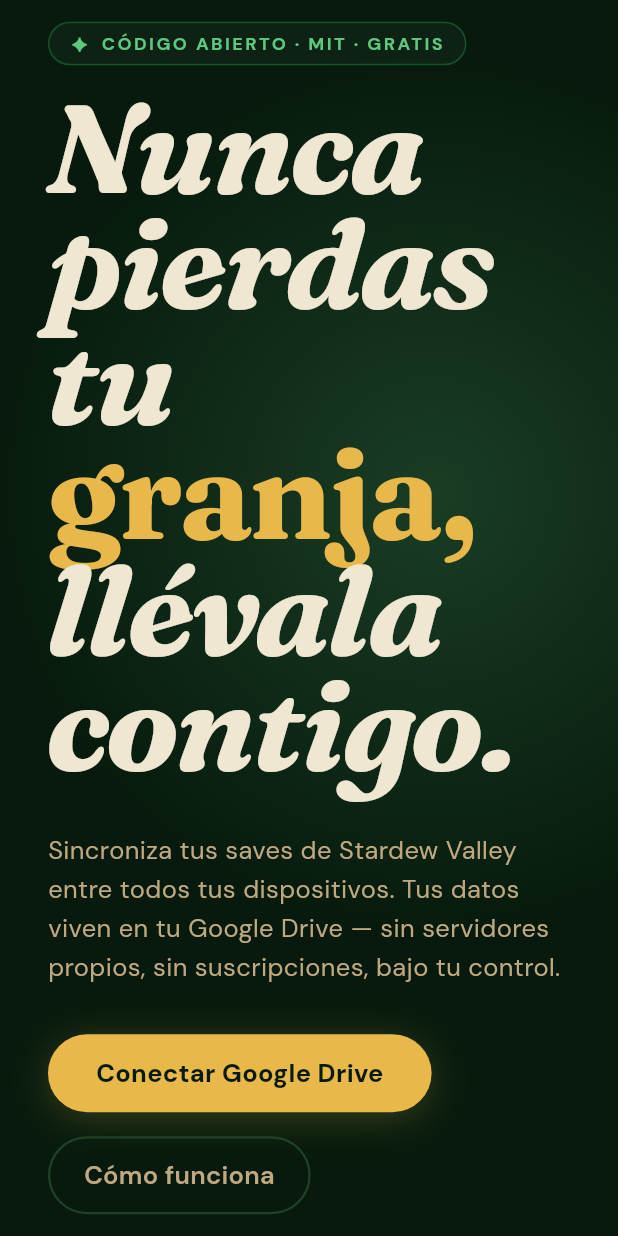
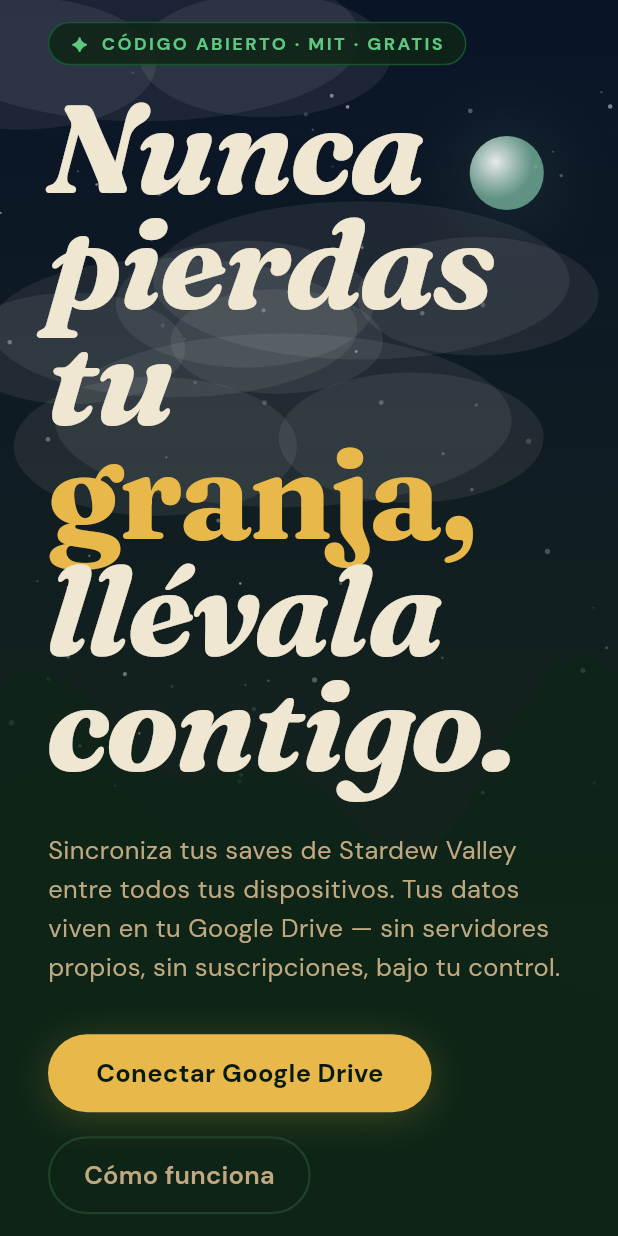
Before and after one commit to hirieo/valleysave-app, a Flutter app: the screen it shows after launch, on a phone screen of 412 x 824 dp. Run offline on Flutter 3.47's test engine with Material 3 defaults, Android fonts, the phone set to English and light mode, and no system bars; our stand-ins replace google_fonts.

Commit message:
feat(canvas): ValleyCanvasWidget — animated seasonal background
- SeasonState model with palette per season (initial/spring/summer/fall/winter)
- ValleyBasePainter: sky gradient, twinkling stars, moon, drifting clouds, rolling hills
- SeasonParticlesPainter: petals+rain (spring), fireflies+pollen (summer), leaves (fall), snowflakes (winter)
- ValleyCanvasWidget: Ticker-driven animation, RepaintBoundary, dual CustomPainter stack
- WelcomeScreen: RadialGradient replaced with Stack + ValleyCanvasWidget(SeasonState.initial)

Co-Authored-By: Claude Sonnet 4.6 <noreply@anthropic.com>

```diff
--- /dev/null
+++ b/lib/core/models/season_state.dart
@@ -0,0 +1,58 @@
+import 'package:flutter/material.dart';
+
+enum SeasonState { initial, spring, summer, fall, winter }
+
+@immutable
+class SeasonData {
+  const SeasonData({
+    required this.skyTop,
+    required this.skyBottom,
+    required this.hillColor,
+    required this.starOpacity,
+    required this.accentColor,
+  });
+
+  final Color skyTop;
+  final Color skyBottom;
+  final Color hillColor;
+  final double starOpacity;
+  final Color accentColor;
+
+  static const Map<SeasonState, SeasonData> data = {
+    SeasonState.initial: SeasonData(
+      skyTop:      Color(0xFF0a1428),
+      skyBottom:   Color(0xFF1a2a18),
+      hillColor:   Color(0xFF0d2416),
+      starOpacity: 0.55,
+      accentColor: Color(0xFF7ab8a0),
+    ),
+    SeasonState.spring: SeasonData(
+      skyTop:      Color(0xFF1a1035),
+      skyBottom:   Color(0xFF3d1f3a),
+      hillColor:   Color(0xFF142a10),
+      starOpacity: 0.30,
+      accentColor: Color(0xFFf0b8c8),
+    ),
+    SeasonState.summer: SeasonData(
+      skyTop:      Color(0xFF04080f),
+      skyBottom:   Color(0xFF0a1a28),
+      hillColor:   Color(0xFF0d2814),
+      starOpacity: 0.80,
+      accentColor: Color(0xFFf0d060),
+    ),
+    SeasonState.fall: SeasonData(
+      skyTop:      Color(0xFF08060f),
+      skyBottom:   Color(0xFF1a0c08),
+      hillColor:   Color(0xFF180e08),
+      starOpacity: 0.65,
+      accentColor: Color(0xFFe8783a),
+    ),
+    SeasonState.winter: SeasonData(
+      skyTop:      Color(0xFF020408),
+      skyBottom:   Color(0xFF080818),
+      hillColor:   Color(0xFF0d1a28),
+      starOpacity: 0.95,
+      accentColor: Color(0xFF90c8f0),
+    ),
+  };
+}
--- a/lib/features/welcome/welcome_screen.dart
+++ b/lib/features/welcome/welcome_screen.dart
@@ -1,11 +1,13 @@
 import 'package:flutter/material.dart';
 
+import '../../core/models/season_state.dart';
 import '../../core/theme/app_colors.dart';
 import '../../core/theme/app_spacing.dart';
 import '../../core/theme/app_typography.dart';
 import '../../shared/widgets/chip_badge.dart';
 import '../../shared/widgets/ghost_button.dart';
 import '../../shared/widgets/primary_button.dart';
+import '../../shared/widgets/valley_canvas_widget.dart';
 
 class WelcomeScreen extends StatelessWidget {
   const WelcomeScreen({super.key});
@@ -14,23 +16,17 @@ class WelcomeScreen extends StatelessWidget {
   Widget build(BuildContext context) {
     return Scaffold(
       backgroundColor: AppColors.bg,
-      body: Container(
-        decoration: const BoxDecoration(
-          gradient: RadialGradient(
-            center: Alignment(0.4, -0.2),
-            radius: 1.1,
-            colors: [
-              Color(0xFF1A3D24),
-              AppColors.bg,
-            ],
-            stops: [0.0, 0.65],
+      body: Stack(
+        children: [
+          const Positioned.fill(
+            child: ValleyCanvasWidget(season: SeasonState.initial),
           ),
-        ),
-        child: Center(
+          Center(
             child: ConstrainedBox(
               constraints: const BoxConstraints(maxWidth: 760),
               child: Padding(
-              padding: const EdgeInsets.symmetric(horizontal: AppSpacing.sp8),
+                padding:
+                    const EdgeInsets.symmetric(horizontal: AppSpacing.sp8),
                 child: Column(
                   mainAxisSize: MainAxisSize.min,
                   crossAxisAlignment: CrossAxisAlignment.start,
@@ -77,6 +73,7 @@ class WelcomeScreen extends StatelessWidget {
               ),
             ),
           ),
+        ],
       ),
     );
   }
--- /dev/null
+++ b/lib/shared/widgets/season_particles_painter.dart
@@ -0,0 +1,350 @@
+import 'dart:math';
+import 'package:flutter/material.dart';
+import '../../core/models/season_state.dart';
+
+/// Dibuja las partículas estacionales sobre la capa base.
+class SeasonParticlesPainter extends CustomPainter {
+  SeasonParticlesPainter({
+    required this.season,
+    required this.t,
+    required this.particles,
+  });
+
+  final SeasonState season;
+  final double t;
+  final List<Particle> particles;
+
+  @override
+  void paint(Canvas canvas, Size size) {
+    final W = size.width, H = size.height;
+    for (final p in particles) {
+      updateParticle(p, W, H, t);
+      _drawParticle(canvas, p);
+    }
+  }
+
+  void _drawParticle(Canvas canvas, Particle p) {
+    switch (p.type) {
+      case ParticleType.petal:
+        _drawPetal(canvas, p);
+      case ParticleType.rain:
+        _drawRain(canvas, p);
+      case ParticleType.leaf:
+        _drawLeaf(canvas, p);
+      case ParticleType.snow:
+        _drawSnow(canvas, p);
+      case ParticleType.firefly:
+        _drawFirefly(canvas, p);
+      case ParticleType.pollen:
+        _drawPollen(canvas, p);
+    }
+  }
+
+  void _drawPetal(Canvas canvas, Particle p) {
+    canvas.save();
+    canvas.translate(p.x, p.y);
+    canvas.rotate(p.angle);
+    canvas.drawOval(
+      Rect.fromCenter(
+          center: Offset.zero, width: p.size * 0.76, height: p.size * 2),
+      Paint()..color = p.color.withValues(alpha: p.opacity),
+    );
+    canvas.restore();
+  }
+
+  void _drawRain(Canvas canvas, Particle p) {
+    canvas.drawLine(
+      Offset(p.x, p.y),
+      Offset(p.x + p.len * 0.18, p.y + p.len),
+      Paint()
+        ..color = const Color(0xFF8ab0d0).withValues(alpha: p.opacity)
+        ..strokeWidth = 0.6,
+    );
+  }
+
+  void _drawLeaf(Canvas canvas, Particle p) {
+    canvas.save();
+    canvas.translate(p.x, p.y);
+    canvas.rotate(p.angle);
+    final path = Path()
+      ..moveTo(0, -p.size)
+      ..cubicTo(p.size * .72, -p.size * .4, p.size * .72, p.size * .4, 0,
+          p.size * .85)
+      ..cubicTo(-p.size * .72, p.size * .4, -p.size * .72, -p.size * .4, 0,
+          -p.size);
+    canvas.drawPath(path, Paint()..color = p.color.withValues(alpha: p.opacity));
+    canvas.drawLine(
+      Offset(0, -p.size * .7),
+      Offset(0, p.size * .85),
+      Paint()
+        ..color = Colors.black.withValues(alpha: 0.18)
+        ..strokeWidth = 0.7,
+    );
+    canvas.restore();
+  }
+
+  void _drawSnow(Canvas canvas, Particle p) {
+    canvas.save();
+    canvas.translate(p.x, p.y);
+    canvas.rotate(p.angle);
+    final paint = Paint()
+      ..color = const Color(0xFFe8f4ff).withValues(alpha: p.opacity)
+      ..strokeWidth = p.size > 6 ? 1.0 : 0.7;
+    for (int i = 0; i < 6; i++) {
+      canvas.rotate(pi / 3);
+      canvas.drawLine(Offset.zero, Offset(0, p.size), paint);
+      if (p.size > 5) {
+        canvas.drawLine(
+            Offset(0, p.size * .5), Offset(p.size * .3, p.size * .25), paint);
+        canvas.drawLine(
+            Offset(0, p.size * .5), Offset(-p.size * .3, p.size * .25), paint);
+      }
+    }
+    canvas.restore();
+  }
+
+  void _drawFirefly(Canvas canvas, Particle p) {
+    final pulse = 0.5 + 0.5 * sin(t * p.pulseSpeed + p.phase);
+    final glowR = p.size * 5 * pulse;
+    // Glow
+    canvas.drawCircle(
+      Offset(p.x, p.y),
+      glowR,
+      Paint()
+        ..color = p.color.withValues(alpha: p.opacity * pulse * 0.35)
+        ..maskFilter = MaskFilter.blur(BlurStyle.normal, glowR * 0.5),
+    );
+    // Core
+    canvas.drawCircle(
+      Offset(p.x, p.y),
+      p.size,
+      Paint()
+        ..color = p.color.withValues(alpha: p.opacity * (0.4 + pulse * 0.6)),
+    );
+  }
+
+  void _drawPollen(Canvas canvas, Particle p) {
+    canvas.drawCircle(
+      Offset(p.x, p.y),
+      p.size,
+      Paint()..color = p.color.withValues(alpha: p.opacity),
+    );
+  }
+
+  @override
+  bool shouldRepaint(SeasonParticlesPainter old) => true;
+}
+
+// ─── Particle types ───────────────────────────────────────────────────────────
+
+enum ParticleType { petal, rain, leaf, snow, firefly, pollen }
+
+class Particle {
+  Particle({
+    required this.type,
+    required this.x,
+    required this.y,
+    required this.color,
+    this.vx = 0,
+    this.vy = 0,
+    this.size = 6,
+    this.angle = 0,
+    this.rotSpeed = 0,
+    this.opacity = 0.8,
+    this.drift = 0,
+    this.phase = 0,
+    this.len = 12,
+    this.pulseSpeed = 2,
+    this.driftPhase = 0,
+  });
+
+  final ParticleType type;
+  double x, y, angle;
+  final Color color;
+  final double vx, vy, size, rotSpeed, opacity, drift, phase, len, pulseSpeed,
+      driftPhase;
+}
+
+// ─── Update ───────────────────────────────────────────────────────────────────
+
+void updateParticle(Particle p, double W, double H, double t) {
+  switch (p.type) {
+    case ParticleType.rain:
+      p.y += p.vy;
+      p.x += 1.8;
+      if (p.y > H || p.x > W + 20) {
+        p.y = _rand(-60, -5);
+        p.x = _rand(-20, W);
+      }
+    case ParticleType.petal:
+      p.angle += p.rotSpeed;
+      p.x += p.vx + sin(t * .5 + p.phase) * p.drift * .5;
+      p.y += p.vy;
+      if (p.y > H + 20) {
+        p.y = -20;
+        p.x = _rand(0, W);
+      }
+    case ParticleType.leaf:
+      p.angle += p.rotSpeed;
+      p.x += p.vx + sin(t * .7 + p.phase) * p.drift;
+      p.y += p.vy;
+      if (p.y > H + 20 || p.x > W + 30) {
+        p.y = _rand(-80, -10);
+        p.x = _rand(-30, W * .4);
+      }
+    case ParticleType.snow:
+      p.angle += p.rotSpeed;
+      p.x += p.vx + sin(t * .3 + p.phase) * p.drift;
+      p.y += p.vy;
+      if (p.y > H + 10) {
+        p.y = -10;
+        p.x = _rand(0, W);
+      }
+    case ParticleType.firefly:
+      p.x += p.vx + sin(t * .6 + p.driftPhase) * p.drift;
+      p.y += p.vy;
+      if (p.y < -10) {
+        p.y = H * .95;
+        p.x = _rand(0, W);
+      }
+      if (p.x < 0) p.x = W;
+      if (p.x > W) p.x = 0;
+    case ParticleType.pollen:
+      p.x += p.vx + sin(t * .4 + p.phase) * .2;
+      p.y += p.vy;
+      if (p.y < -10) {
+        p.y = H;
+        p.x = _rand(0, W);
+      }
+  }
+}
+
+// ─── Factory ──────────────────────────────────────────────────────────────────
+
+final _rng = Random();
+double _rand(double a, double b) => a + _rng.nextDouble() * (b - a);
+Color _pick(List<Color> list) => list[_rng.nextInt(list.length)];
+
+const _petalColors = [
+  Color(0xFFffb7c5),
+  Color(0xFFffd0dc),
+  Color(0xFFffe4ec),
+  Color(0xFFff9eb5),
+  Color(0xFFfff5f8),
+];
+const _leafColors = [
+  Color(0xFFc8602a),
+  Color(0xFFe8783a),
+  Color(0xFFd4a030),
+  Color(0xFF8b2520),
+  Color(0xFFc84818),
+  Color(0xFFe8b030),
+];
+const _fireColors = [
+  Color(0xFFffe87a),
+  Color(0xFFa8ff78),
+  Color(0xFF78ffd6),
+  Color(0xFFe8d848),
+];
+
+List<Particle> createParticles(SeasonState season, double W, double H) {
+  final ps = <Particle>[];
+  switch (season) {
+    case SeasonState.spring:
+      for (int i = 0; i < 55; i++) {
+        ps.add(Particle(
+          type: ParticleType.petal,
+          color: _pick(_petalColors),
+          x: _rand(0, W),
+          y: _rand(-H, H),
+          vx: _rand(-.5, .5),
+          vy: _rand(.8, 1.8),
+          size: _rand(4, 9),
+          rotSpeed: _rand(-.045, .045),
+          opacity: _rand(.45, .9),
+          drift: _rand(.5, 1.2),
+          phase: _rand(0, 2 * pi),
+        ));
+      }
+      for (int i = 0; i < 130; i++) {
+        ps.add(Particle(
+          type: ParticleType.rain,
+          color: Colors.transparent,
+          x: _rand(0, W),
+          y: _rand(-H, H),
+          vy: _rand(10, 18),
+          len: _rand(8, 18),
+          opacity: _rand(.05, .18),
+        ));
+      }
+    case SeasonState.summer:
+      for (int i = 0; i < 48; i++) {
+        ps.add(Particle(
+          type: ParticleType.firefly,
+          color: _pick(_fireColors),
+          x: _rand(0, W),
+          y: _rand(H * .2, H * .95),
+          vx: _rand(-.3, .3),
+          vy: _rand(-.5, -.2),
+          size: _rand(2, 4.5),
+          opacity: _rand(.7, 1),
+          phase: _rand(0, 2 * pi),
+          pulseSpeed: _rand(1.5, 3.5),
+          drift: _rand(.2, .6),
+          driftPhase: _rand(0, 2 * pi),
+        ));
+      }
+      for (int i = 0; i < 70; i++) {
+        ps.add(Particle(
+          type: ParticleType.pollen,
+          color: _rng.nextBool()
+              ? const Color(0xFFf8f0b0)
+              : const Color(0xFFd8f0a0),
+          x: _rand(0, W),
+          y: _rand(0, H),
+          vx: _rand(-.15, .15),
+          vy: _rand(-.4, -.1),
+          size: _rand(1.2, 2.8),
+          opacity: _rand(.2, .55),
+          phase: _rand(0, 2 * pi),
+        ));
+      }
+    case SeasonState.fall:
+      for (int i = 0; i < 68; i++) {
+        ps.add(Particle(
+          type: ParticleType.leaf,
+          color: _pick(_leafColors),
+          x: _rand(-20, W + 20),
+          y: _rand(-H, H * .5),
+          vx: _rand(1.5, 4.5),
+          vy: _rand(.8, 2.5),
+          size: _rand(5, 14),
+          rotSpeed: _rand(-.07, .07),
+          opacity: _rand(.55, .92),
+          drift: _rand(.8, 2.2),
+          phase: _rand(0, 2 * pi),
+        ));
+      }
+    case SeasonState.winter:
+      for (int i = 0; i < 110; i++) {
+        final big = _rng.nextDouble() > 0.65;
+        ps.add(Particle(
+          type: ParticleType.snow,
+          color: Colors.transparent,
+          x: _rand(0, W),
+          y: _rand(-H, H),
+          vx: _rand(-.3, .3),
+          vy: _rand(big ? .8 : .3, big ? 1.8 : .9),
+          size: _rand(big ? 5 : 1.5, big ? 11 : 4),
+          rotSpeed: _rand(-.02, .02),
+          opacity: _rand(.4, big ? .9 : .6),
+          drift: _rand(.2, .7),
+          phase: _rand(0, 2 * pi),
+        ));
+      }
+    case SeasonState.initial:
+      // Estado inicial: sin partículas — solo la capa base
+      break;
+  }
+  return ps;
+}
--- /dev/null
+++ b/lib/shared/widgets/valley_base_painter.dart
@@ -0,0 +1,216 @@
+import 'dart:math';
+import 'package:flutter/material.dart';
+import '../../core/models/season_state.dart';
+
+/// Dibuja la capa base del valle: cielo, estrellas, nubes, colinas.
+class ValleyBasePainter extends CustomPainter {
+  ValleyBasePainter({
+    required this.season,
+    required this.t,
+    required this.stars,
+    required this.clouds,
+  });
+
+  final SeasonState season;
+  final double t; // seconds elapsed
+  final List<ValleyStar> stars;
+  final List<ValleyCloud> clouds;
+
+  @override
+  void paint(Canvas canvas, Size size) {
+    final d = SeasonData.data[season]!;
+    final W = size.width, H = size.height;
+
+    _drawSky(canvas, size, d);
+    _drawStars(canvas, W, H, d, t);
+    if (season == SeasonState.summer || season == SeasonState.initial) {
+      _drawMoon(canvas, W, H, t, d.accentColor);
+    }
+    if (season == SeasonState.fall) {
+      _drawFallMoon(canvas, W, H);
+    }
+    _drawClouds(canvas, W, H, t);
+    _drawHills(canvas, W, H, d);
+  }
+
+  void _drawSky(Canvas canvas, Size size, SeasonData d) {
+    final paint = Paint()
+      ..shader = LinearGradient(
+        begin: Alignment.topCenter,
+        end: Alignment.bottomCenter,
+        colors: [d.skyTop, d.skyBottom],
+      ).createShader(Offset.zero & size);
+    canvas.drawRect(Offset.zero & size, paint);
+  }
+
+  void _drawStars(Canvas canvas, double W, double H, SeasonData d, double t) {
+    final paint = Paint();
+    for (final s in stars) {
+      final twinkle = 0.4 + 0.6 * ((sin(t * s.speed + s.phase) + 1) / 2);
+      paint.color =
+          Colors.white.withValues(alpha: d.starOpacity * twinkle * s.baseOpacity);
+      canvas.drawCircle(Offset(s.xFrac * W, s.yFrac * H * 0.65), s.radius, paint);
+    }
+  }
+
+  void _drawMoon(Canvas canvas, double W, double H, double t, Color accent) {
+    final cx = W * 0.82, cy = H * 0.14;
+    final r = (W < H ? W : H) * 0.06;
+    final pulse = 0.95 + 0.05 * sin(t * 0.4);
+    // Halo
+    final haloPaint = Paint()
+      ..shader = RadialGradient(
+        colors: [accent.withValues(alpha: 0.12), Colors.transparent],
+      ).createShader(
+          Rect.fromCircle(center: Offset(cx, cy), radius: r * 3.5 * pulse));
+    canvas.drawCircle(Offset(cx, cy), r * 3.5 * pulse, haloPaint);
+    // Core
+    final moonPaint = Paint()
+      ..shader = RadialGradient(
+        center: const Alignment(-0.3, -0.3),
+        colors: [
+          Colors.white.withValues(alpha: 0.9),
+          accent.withValues(alpha: 0.75),
+        ],
+      ).createShader(Rect.fromCircle(center: Offset(cx, cy), radius: r));
+    canvas.drawCircle(Offset(cx, cy), r, moonPaint);
+  }
+
+  void _drawFallMoon(Canvas canvas, double W, double H) {
+    final cx = W * 0.88, cy = H * 0.12;
+    const mr = 22.0;
+    // Glow halo
+    canvas.drawCircle(
+      Offset(cx, cy),
+      mr + 18,
+      Paint()
+        ..color = const Color(0xFFe8d060).withValues(alpha: 0.15)
+        ..maskFilter = const MaskFilter.blur(BlurStyle.normal, 18),
+    );
+    // Moon disc
+    final moonPaint = Paint()
+      ..shader = RadialGradient(
+        center: const Alignment(-0.25, -0.25),
+        colors: [const Color(0xFFfff8d8), const Color(0xFFe8d870)],
+      ).createShader(Rect.fromCircle(center: Offset(cx, cy), radius: mr));
+    canvas.drawCircle(Offset(cx, cy), mr, moonPaint);
+  }
+
+  void _drawClouds(Canvas canvas, double W, double H, double t) {
+    final paint = Paint()..color = Colors.white.withValues(alpha: 0.07);
+    for (final c in clouds) {
+      final x = (c.xFrac * W + t * c.speed * 12) % (W + 300) - 150;
+      final y = c.yFrac * H * 0.45;
+      _drawCloudBlob(canvas, x, y, c.width, paint);
+    }
+  }
+
+  void _drawCloudBlob(
+      Canvas canvas, double x, double y, double w, Paint paint) {
+    final h = w * 0.38;
+    canvas.drawOval(
+        Rect.fromCenter(center: Offset(x, y), width: w, height: h), paint);
+    canvas.drawOval(
+        Rect.fromCenter(
+            center: Offset(x - w * 0.28, y + h * 0.15),
+            width: w * 0.62,
+            height: h * 0.8),
+        paint);
+    canvas.drawOval(
+        Rect.fromCenter(
+            center: Offset(x + w * 0.28, y + h * 0.1),
+            width: w * 0.58,
+            height: h * 0.75),
+        paint);
+  }
+
+  void _drawHills(Canvas canvas, double W, double H, SeasonData d) {
+    // Back hill (lighter)
+    _drawHillLayer(
+        canvas, W, H, d.hillColor.withValues(alpha: 0.7), 0.62, 0.055, 0.038, 1.2);
+    // Snow cap in winter
+    if (season == SeasonState.winter) {
+      _drawHillLayer(
+          canvas,
+          W,
+          H,
+          const Color(0xFFccddf8).withValues(alpha: 0.18),
+          0.60,
+          0.055,
+          0.038,
+          1.2);
+    }
+    // Front hill (full)
+    _drawHillLayer(canvas, W, H, d.hillColor, 0.72, 0.07, 0.045, 0.8);
+  }
+
+  void _drawHillLayer(Canvas canvas, double W, double H, Color color,
+      double baseY, double amp1, double amp2, double freq) {
+    final path = Path()..moveTo(0, H);
+    for (double x = 0; x <= W; x += 4) {
+      final y = H * baseY
+          - H * amp1 * sin(x / W * pi * freq * 2 + 0.5)
+          - H * amp2 * sin(x / W * pi * freq * 3.7 + 1.2);
+      path.lineTo(x, y);
+    }
+    path.lineTo(W, H);
+    path.close();
+    canvas.drawPath(path, Paint()..color = color);
+  }
+
+  @override
+  bool shouldRepaint(ValleyBasePainter old) =>
+      old.t != t || old.season != season;
+}
+
+// ─── Data types ───────────────────────────────────────────────────────────────
+
+class ValleyStar {
+  ValleyStar({
+    required this.xFrac,
+    required this.yFrac,
+    required this.radius,
+    required this.speed,
+    required this.phase,
+    required this.baseOpacity,
+  });
+
+  final double xFrac, yFrac, radius, speed, phase, baseOpacity;
+}
+
+class ValleyCloud {
+  ValleyCloud({
+    required this.xFrac,
+    required this.yFrac,
+    required this.width,
+    required this.speed,
+  });
+
+  final double xFrac, yFrac, width, speed;
+}
+
+// ─── Generators ───────────────────────────────────────────────────────────────
+
+/// Genera [n] estrellas con propiedades aleatorias.
+List<ValleyStar> generateStars(int n, Random rng) => List.generate(
+      n,
+      (_) => ValleyStar(
+        xFrac:       rng.nextDouble(),
+        yFrac:       rng.nextDouble(),
+        radius:      0.6 + rng.nextDouble() * 1.2,
+        speed:       0.4 + rng.nextDouble() * 1.2,
+        phase:       rng.nextDouble() * 2 * pi,
+        baseOpacity: 0.4 + rng.nextDouble() * 0.6,
+      ),
+    );
+
+/// Genera [n] nubes con propiedades aleatorias.
+List<ValleyCloud> generateClouds(int n, Random rng) => List.generate(
+      n,
+      (_) => ValleyCloud(
+        xFrac: rng.nextDouble(),
+        yFrac: rng.nextDouble(),
+        width: 180 + rng.nextDouble() * 220,
+        speed: 0.015 + rng.nextDouble() * 0.025,
+      ),
+    );
--- /dev/null
+++ b/lib/shared/widgets/valley_canvas_widget.dart
@@ -0,0 +1,86 @@
+import 'dart:math';
+import 'package:flutter/material.dart';
+import 'package:flutter/scheduler.dart';
+
+import '../../core/models/season_state.dart';
+import 'valley_base_painter.dart';
+import 'season_particles_painter.dart';
+
+class ValleyCanvasWidget extends StatefulWidget {
+  const ValleyCanvasWidget({super.key, required this.season});
+
+  final SeasonState season;
+
+  @override
+  State<ValleyCanvasWidget> createState() => _ValleyCanvasWidgetState();
+}
+
+class _ValleyCanvasWidgetState extends State<ValleyCanvasWidget>
+    with SingleTickerProviderStateMixin {
+  late final Ticker _ticker;
+  late final List<ValleyStar> _stars;
+  late final List<ValleyCloud> _clouds;
+  late List<Particle> _particles;
+
+  final _startTime = DateTime.now();
+  double _t = 0;
+
+  @override
+  void initState() {
+    super.initState();
+    final rng = Random();
+    _stars = generateStars(80, rng);
+    _clouds = generateClouds(6, rng);
+    _particles = [];
+
+    _ticker = createTicker((_) {
+      final now =
+          DateTime.now().difference(_startTime).inMicroseconds / 1e6;
+      if (mounted) setState(() => _t = now);
+    })
+      ..start();
+  }
+
+  @override
+  void didChangeDependencies() {
+    super.didChangeDependencies();
+    _initParticles();
+  }
+
+  @override
+  void didUpdateWidget(ValleyCanvasWidget old) {
+    super.didUpdateWidget(old);
+    if (old.season != widget.season) _initParticles();
+  }
+
+  void _initParticles() {
+    final size = MediaQuery.sizeOf(context);
+    _particles = createParticles(widget.season, size.width, size.height);
+  }
+
+  @override
+  void dispose() {
+    _ticker.dispose();
+    super.dispose();
+  }
+
+  @override
+  Widget build(BuildContext context) {
+    return RepaintBoundary(
+      child: CustomPaint(
+        painter: ValleyBasePainter(
+          season: widget.season,
+          t: _t,
+          stars: _stars,
+          clouds: _clouds,
+        ),
+        foregroundPainter: SeasonParticlesPainter(
+          season: widget.season,
+          t: _t,
+          particles: _particles,
+        ),
+        size: Size.infinite,
+      ),
+    );
+  }
+}
```
Lines whose indentation alone changed are shown as unchanged.
